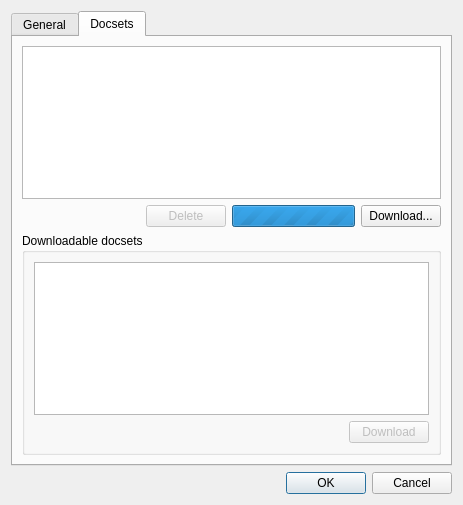
Above: zeal/zealsettingsdialog.ui from zealdocs/zeal before the change. Below: the same form after it.
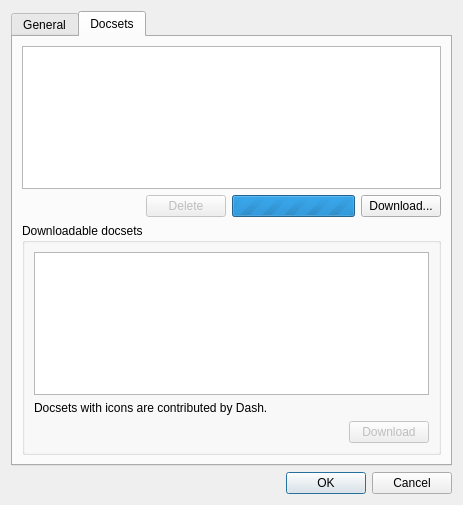
That is the form after the change. The open tabs and pages were chosen to show the change. Custom widgets are drawn as their Qt base class.

Commit message: Support for downloading Dash's docsets (#24)

```diff
--- a/zeal/zealsettingsdialog.ui
+++ b/zeal/zealsettingsdialog.ui
@@ -146,6 +146,13 @@
           <item>
            <widget class="QListWidget" name="docsetsList"/>
           </item>
+          <item>
+           <widget class="QLabel" name="label_4">
+            <property name="text">
+             <string>Docsets with icons are contributed by Dash.</string>
+            </property>
+           </widget>
+          </item>
           <item>
            <layout class="QHBoxLayout" name="horizontalLayout">
             <item>
```
The commit also changes 5 other files.
